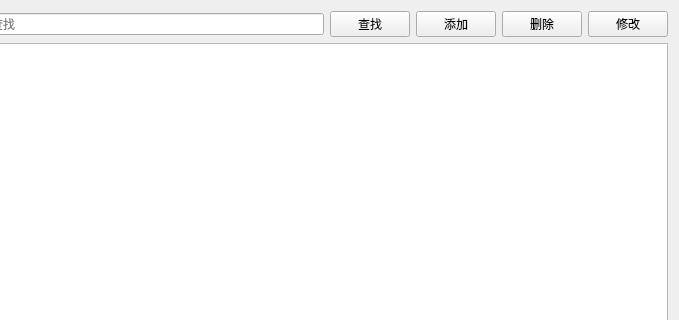
The window that CaseHistoryManager/patientview.ui (leeonbeans/QT_learning) describes before a commit, drawn with Qt 5; both pictures show x 107 to 786 and y 0 to 320 of the 786 by 546 pixel window.
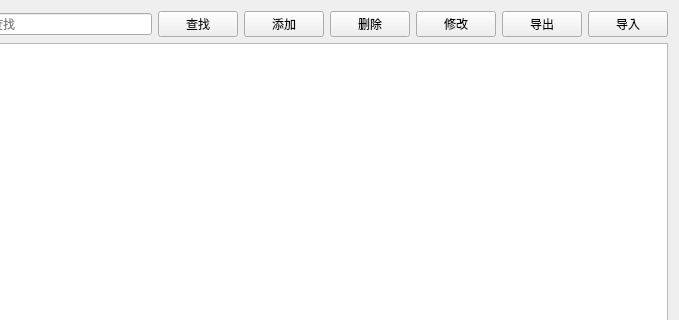
The same window after the commit. Icons and pictures are not drawn.

Commit message: 添加了病人和医生数据的导入导出功能。

The edit to the form file:
```diff
--- a/CaseHistoryManager/patientview.ui
+++ b/CaseHistoryManager/patientview.ui
@@ -63,6 +63,20 @@
        </property>
       </widget>
      </item>
+     <item>
+      <widget class="QPushButton" name="btnExport">
+       <property name="text">
+        <string>导出</string>
+       </property>
+      </widget>
+     </item>
+     <item>
+      <widget class="QPushButton" name="btnImport">
+       <property name="text">
+        <string>导入</string>
+       </property>
+      </widget>
+     </item>
     </layout>
    </item>
    <item row="1" column="0">
```
The commit also changes 10 other files.
